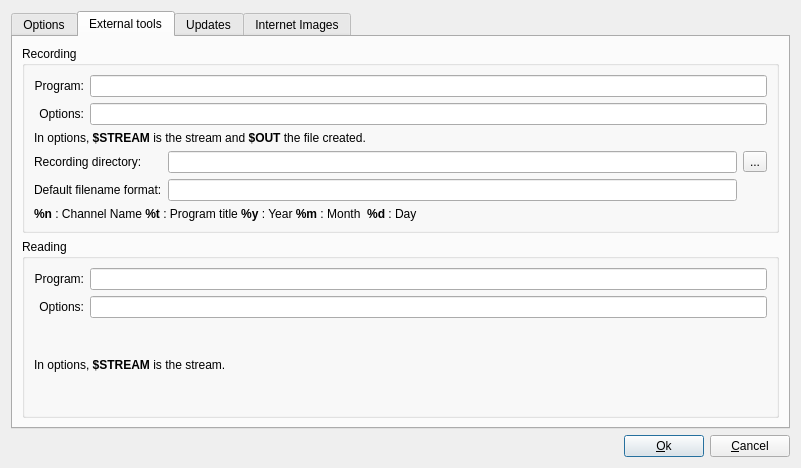
This is ui/config.ui in jlbrd/qmagneto as Qt 5 draws it before an edit. The edited form follows.
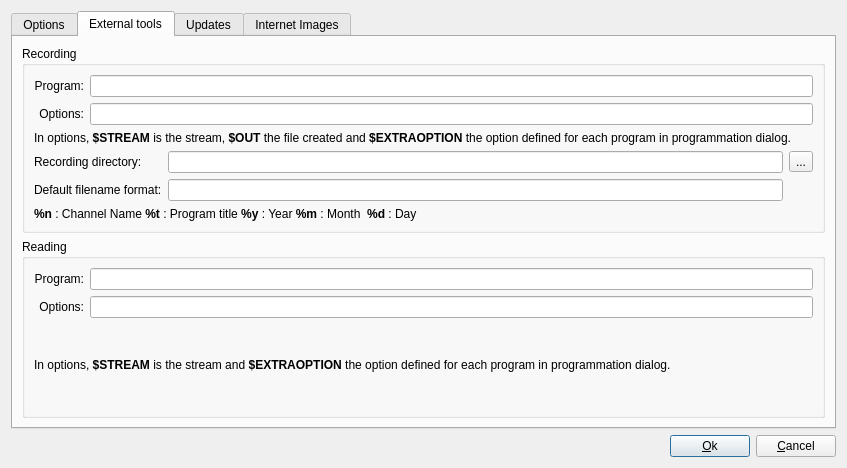
This is the edited form. The open tabs and pages were chosen to show the change. Icons and pictures are not drawn.

Commit message: Ajout d'un champ complémentaire permettant de saisir des paramètres supplémentaires pour la lecture ou enregistrement. Ce paramètre permet d'ajouter une option différente pour chaque programme. Par exemple pour enregistrer simultanément plusieurs programmes en précisant un adaptateur TNT différent pour chacun ou des options d'encodage particulières.

The edit to the form file:
```diff
--- a/ui/config.ui
+++ b/ui/config.ui
@@ -6,7 +6,7 @@
    <rect>
     <x>0</x>
     <y>0</y>
-    <width>801</width>
+    <width>847</width>
     <height>468</height>
    </rect>
   </property>
@@ -390,8 +390,11 @@
                <string>&lt;!DOCTYPE HTML PUBLIC &quot;-//W3C//DTD HTML 4.0//EN&quot; &quot;http://www.w3.org/TR/REC-html40/strict.dtd&quot;&gt;
 &lt;html&gt;&lt;head&gt;&lt;meta name=&quot;qrichtext&quot; content=&quot;1&quot; /&gt;&lt;style type=&quot;text/css&quot;&gt;
 p, li { white-space: pre-wrap; }
-&lt;/style&gt;&lt;/head&gt;&lt;body style=&quot; font-family:'Sans Serif'; font-size:9pt; font-weight:400; font-style:normal;&quot;&gt;
-&lt;p style=&quot; margin-top:0px; margin-bottom:0px; margin-left:0px; margin-right:0px; -qt-block-indent:0; text-indent:0px;&quot;&gt;In options, &lt;span style=&quot; font-weight:600;&quot;&gt;$STREAM&lt;/span&gt; is the stream and &lt;span style=&quot; font-weight:600;&quot;&gt;$OUT&lt;/span&gt; the file created.&lt;/p&gt;&lt;/body&gt;&lt;/html&gt;</string>
+&lt;/style&gt;&lt;/head&gt;&lt;body style=&quot; font-family:'Ubuntu'; font-size:11pt; font-weight:400; font-style:normal;&quot;&gt;
+&lt;p style=&quot; margin-top:0px; margin-bottom:0px; margin-left:0px; margin-right:0px; -qt-block-indent:0; text-indent:0px;&quot;&gt;&lt;span style=&quot; font-family:'Sans Serif'; font-size:9pt;&quot;&gt;In options, &lt;/span&gt;&lt;span style=&quot; font-family:'Sans Serif'; font-size:9pt; font-weight:600;&quot;&gt;$STREAM&lt;/span&gt;&lt;span style=&quot; font-family:'Sans Serif'; font-size:9pt;&quot;&gt; is the stream, &lt;/span&gt;&lt;span style=&quot; font-family:'Sans Serif'; font-size:9pt; font-weight:600;&quot;&gt;$OUT&lt;/span&gt;&lt;span style=&quot; font-family:'Sans Serif'; font-size:9pt;&quot;&gt; the file created and &lt;/span&gt;&lt;span style=&quot; font-family:'Sans Serif'; font-size:9pt; font-weight:600;&quot;&gt;$EXTRAOPTION&lt;/span&gt;&lt;span style=&quot; font-family:'Sans Serif'; font-size:9pt;&quot;&gt; the option defined for each program in programmation dialog.&lt;/span&gt;&lt;/p&gt;&lt;/body&gt;&lt;/html&gt;</string>
+              </property>
+              <property name="wordWrap">
+               <bool>true</bool>
               </property>
              </widget>
             </item>
@@ -495,8 +498,8 @@
              <string>&lt;!DOCTYPE HTML PUBLIC &quot;-//W3C//DTD HTML 4.0//EN&quot; &quot;http://www.w3.org/TR/REC-html40/strict.dtd&quot;&gt;
 &lt;html&gt;&lt;head&gt;&lt;meta name=&quot;qrichtext&quot; content=&quot;1&quot; /&gt;&lt;style type=&quot;text/css&quot;&gt;
 p, li { white-space: pre-wrap; }
-&lt;/style&gt;&lt;/head&gt;&lt;body style=&quot; font-family:'Sans Serif'; font-size:9pt; font-weight:400; font-style:normal;&quot;&gt;
-&lt;p style=&quot; margin-top:0px; margin-bottom:0px; margin-left:0px; margin-right:0px; -qt-block-indent:0; text-indent:0px;&quot;&gt;In options, &lt;span style=&quot; font-weight:600;&quot;&gt;$STREAM&lt;/span&gt; is the stream.&lt;/p&gt;&lt;/body&gt;&lt;/html&gt;</string>
+&lt;/style&gt;&lt;/head&gt;&lt;body style=&quot; font-family:'Ubuntu'; font-size:11pt; font-weight:400; font-style:normal;&quot;&gt;
+&lt;p style=&quot; margin-top:0px; margin-bottom:0px; margin-left:0px; margin-right:0px; -qt-block-indent:0; text-indent:0px;&quot;&gt;&lt;span style=&quot; font-family:'Sans Serif'; font-size:9pt;&quot;&gt;In options, &lt;/span&gt;&lt;span style=&quot; font-family:'Sans Serif'; font-size:9pt; font-weight:600;&quot;&gt;$STREAM&lt;/span&gt;&lt;span style=&quot; font-family:'Sans Serif'; font-size:9pt;&quot;&gt; is the stream&lt;/span&gt;&lt;span style=&quot; font-family:'Sans Serif'; font-size:9pt;&quot;&gt; and &lt;/span&gt;&lt;span style=&quot; font-family:'Sans Serif'; font-size:9pt; font-weight:600;&quot;&gt;$EXTRAOPTION&lt;/span&gt;&lt;span style=&quot; font-family:'Sans Serif'; font-size:9pt;&quot;&gt; the option defined for each program in programmation dialog.&lt;/span&gt;&lt;/p&gt;&lt;/body&gt;&lt;/html&gt;</string>
             </property>
            </widget>
           </item>
```
The commit also changes 11 other files.
